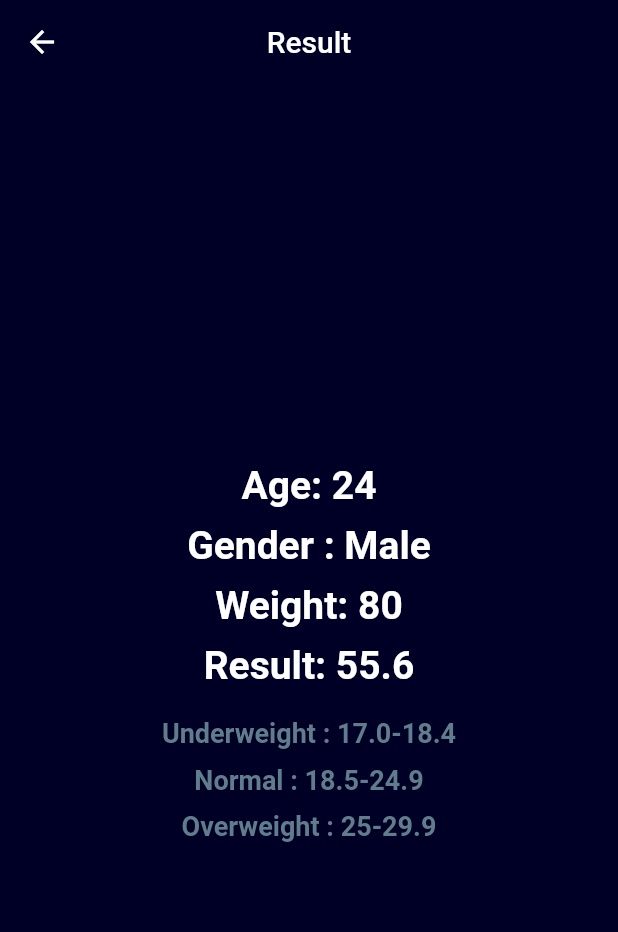
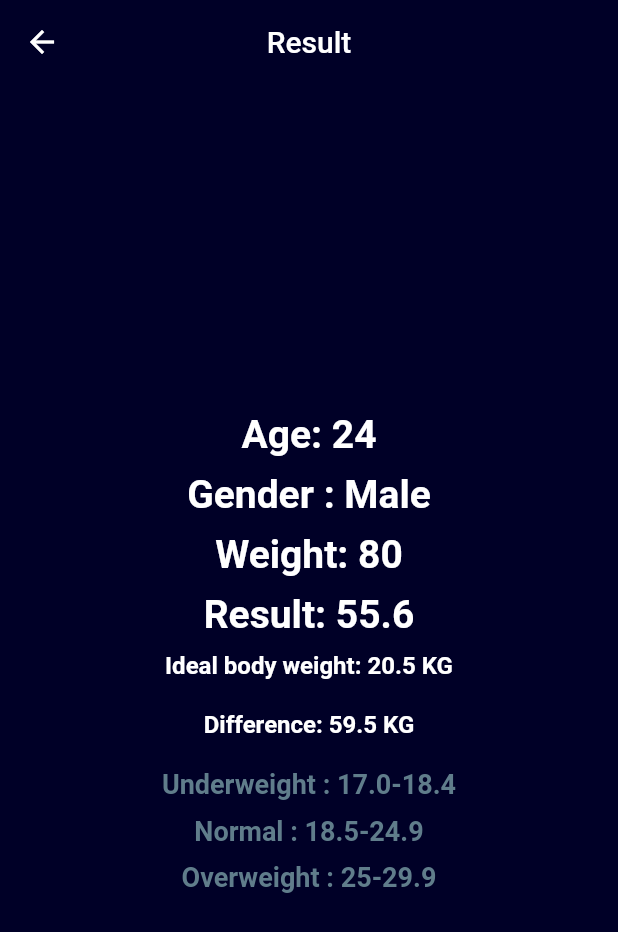
Before and after one commit to Ali-992/bmi_calculator, a Flutter app: the screen it shows after launch, after a tap on "CALCULATE", on a phone screen of 412 x 824 dp. Shown: the top 932 px of the screen. Run offline on Flutter 3.47's test engine with Material 2 defaults, Android fonts, the phone set to English and light mode, and no system bars; our stand-ins replace hexcolor.

Commit message:
Add ideal body weight and difference between the ideal boy weight and the actual body weight

```diff
--- a/lib/bmi_calculator/bmi_screen.dart
+++ b/lib/bmi_calculator/bmi_screen.dart
@@ -282,6 +282,11 @@ class _BmiScreenState extends State<BmiScreen> {
               onPressed: (){
 
                 var result = weight / pow(height / 100, 2);
+                var idealMenBodyResult = (height - 152.4) * 0.91 + 50;
+                var idealWomenBodyResult = (height - 152.4) * 0.91 + 45.5;
+                var differenceMan = weight - idealMenBodyResult ;
+                var differenceWomen = weight - idealWomenBodyResult ;
+
                 Navigator.push(
                   context,
                   MaterialPageRoute(builder: (context) => ResultScreen(
@@ -289,6 +294,11 @@ class _BmiScreenState extends State<BmiScreen> {
                     isMale: isMale,
                     result: result.toStringAsFixed(1),
                     weight: weight,
+                    idealMenBodyResult: idealMenBodyResult.toStringAsFixed(1),
+                    idealWomenBodyResult: idealWomenBodyResult.toStringAsFixed(1),
+                    differenceMan: differenceMan.toStringAsFixed(1),
+                    differenceWoman: differenceWomen.toStringAsFixed(1),
+
                   )),
                 );
               },
--- a/lib/bmi_calculator/result_screen.dart
+++ b/lib/bmi_calculator/result_screen.dart
@@ -6,8 +6,21 @@ class ResultScreen extends StatelessWidget {
   final String result;
   final int weight;
   final bool isMale;
+  final String idealMenBodyResult;
+  final String idealWomenBodyResult;
+  final String differenceMan;
+  final String differenceWoman;
 
-  const ResultScreen({Key key, this.age, this.result, this.weight, this.isMale}) : super(key: key);
+
+  const ResultScreen({Key key,
+    this.age,
+    this.result,
+    this.weight,
+    this.isMale,
+    this.idealMenBodyResult,
+    this.idealWomenBodyResult,
+    this.differenceMan,
+    this.differenceWoman}) : super(key: key);
 
 
 
@@ -56,6 +69,24 @@ class ResultScreen extends StatelessWidget {
               color: Colors.white,
             ),),
             SizedBox(
+              height: 10.0,
+            ),
+            Text('Ideal body weight: ${isMale? idealMenBodyResult : idealWomenBodyResult } KG',
+              style: TextStyle(
+                fontSize: 16.0,
+                fontWeight: FontWeight.bold,
+                color: Colors.white,
+              ),),
+            SizedBox(
+             height: 20.0,
+            ),
+            Text('Difference: ${isMale? differenceMan : differenceWoman} KG',
+              style: TextStyle(
+                fontSize: 16.0,
+                fontWeight: FontWeight.bold,
+                color: Colors.white,
+              ),),
+            SizedBox(
               height: 20.0,
             ),
             Text(
```
Also changed, not shown: 1 other file.
